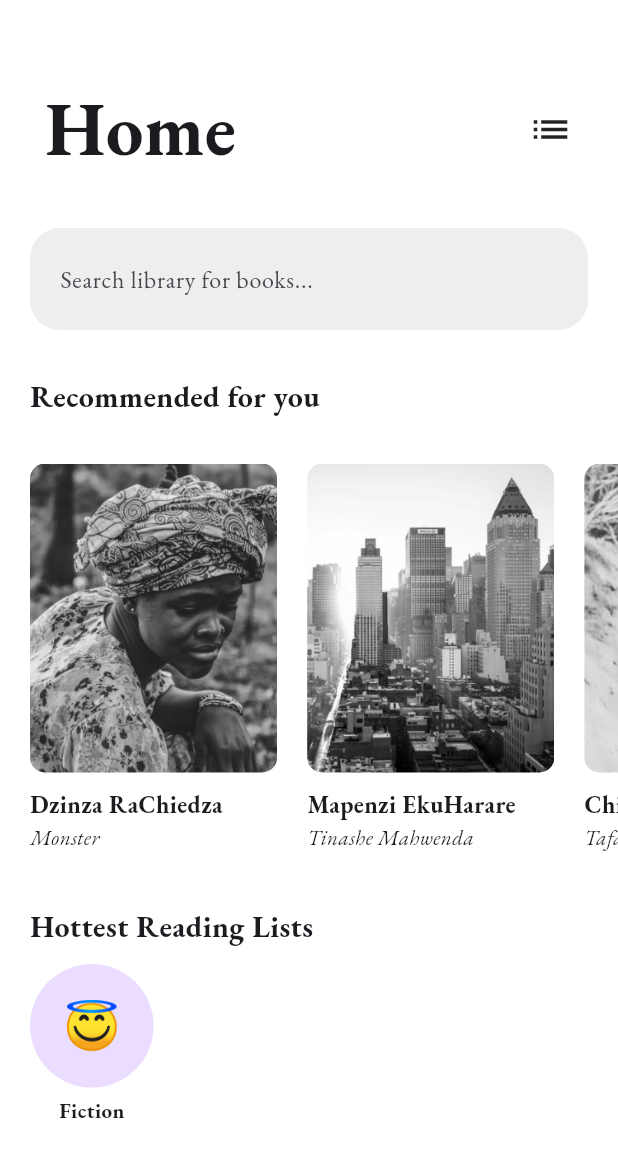
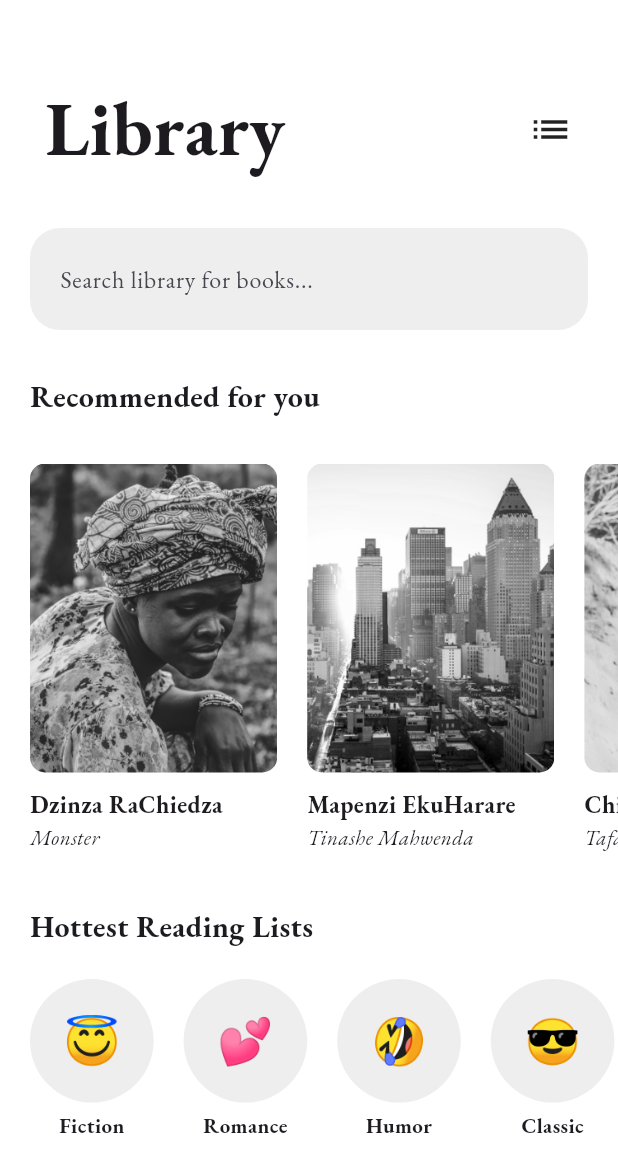
Before and after one commit to tinashemahwenda/redi-book-app, a Flutter app: the screen it shows after launch, on a phone screen of 412 x 824 dp. Shown: the top 1172 px of the screen. Run offline on Flutter 3.47's test engine with Material 3 defaults, Android fonts, the phone set to English and light mode, and no system bars.

Commit message:
Updated a fully fledged row bottom hottest picks

```diff
--- a/lib/components/bubble_tile.dart
+++ b/lib/components/bubble_tile.dart
@@ -16,6 +16,7 @@ class BubbleTile extends StatelessWidget {
         spacing: 5,
         children: [
           CircleAvatar(
+              backgroundColor: Colors.grey[200],
               radius: AppMeasure.width / 10,
               child: Text(
                 bubbleEmoji,
--- a/lib/components/new_homenavbar.dart
+++ b/lib/components/new_homenavbar.dart
@@ -9,7 +9,7 @@ class NewHomeNavigationBar extends StatelessWidget {
       mainAxisAlignment: MainAxisAlignment.spaceBetween,
       children: [
         Text(
-          'Home',
+          'Library',
           style: TextStyle(
             fontWeight: FontWeight.bold,
             fontSize: 50,
--- a/lib/screens/homescreen.dart
+++ b/lib/screens/homescreen.dart
@@ -111,11 +111,34 @@ class _HomePageState extends State<HomePage> {
                 ),
               ),
               SizedBox(
-                height: 10,
+                height: 20,
               ),
-              BubbleTile(
-                bubbleEmoji: '😇',
-                bubbleTitle: 'Fiction',
+              SingleChildScrollView(
+                scrollDirection: Axis.horizontal,
+                child: Row(
+                  children: [
+                    BubbleTile(
+                      bubbleEmoji: '😇',
+                      bubbleTitle: 'Fiction',
+                    ),
+                    BubbleTile(
+                      bubbleEmoji: '💕',
+                      bubbleTitle: 'Romance',
+                    ),
+                    BubbleTile(
+                      bubbleEmoji: '🤣',
+                      bubbleTitle: 'Humor',
+                    ),
+                    BubbleTile(
+                      bubbleEmoji: '😎',
+                      bubbleTitle: 'Classic',
+                    ),
+                    BubbleTile(
+                      bubbleEmoji: '🤩',
+                      bubbleTitle: 'Happy',
+                    ),
+                  ],
+                ),
               )
             ],
           ),
```
